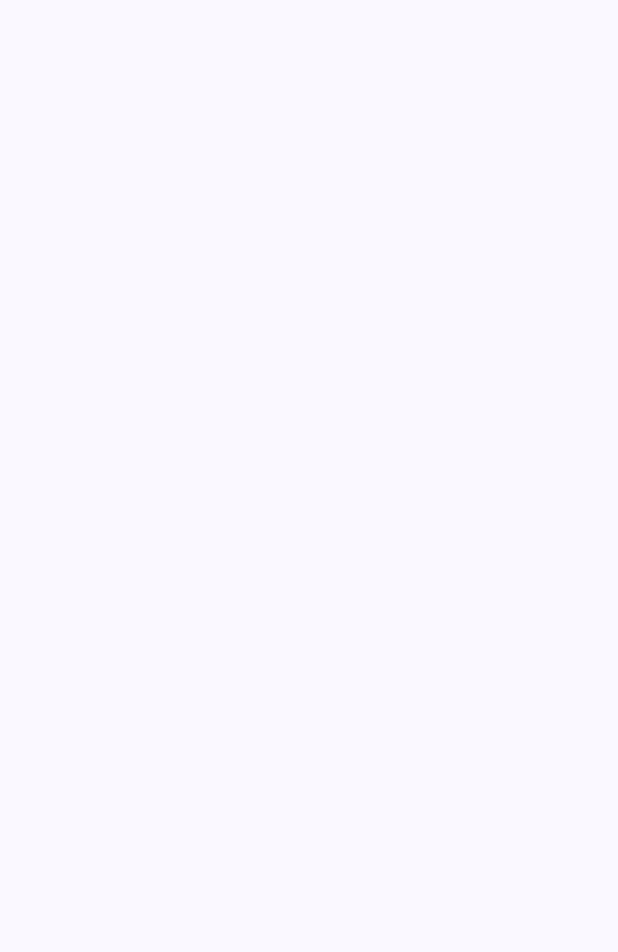
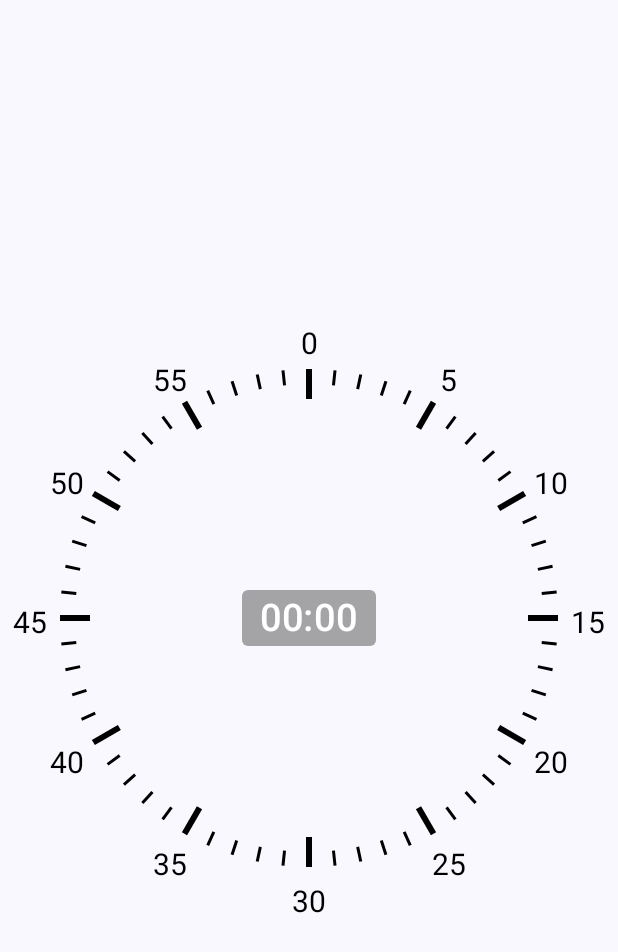
Before and after one commit to JGeun/TimeBuddy, an Android app built with Jetpack Compose: the screen it shows after launch (MainActivity), on a phone screen of 412 x 824 dp. Before the commit the part shown is empty. Shown: the top 952 px of the screen. Run offline under Robolectric (Android 15) with nearby library versions, the phone set to English and light mode, and no system bars.

Commit message:
Implement Clock Bg & rotate Arc with drag, tap

```diff
--- a/app/build.gradle.kts
+++ b/app/build.gradle.kts
@@ -56,6 +56,9 @@ dependencies {
 	implementation("androidx.compose.ui:ui-graphics")
 	implementation("androidx.compose.ui:ui-tooling-preview")
 	implementation("androidx.compose.material3:material3")
+	implementation("androidx.lifecycle:lifecycle-runtime-compose:2.6.0-beta01")
+	implementation("androidx.lifecycle:lifecycle-viewmodel-compose:2.5.1")
+
 	testImplementation("junit:junit:4.13.2")
 	androidTestImplementation("androidx.test.ext:junit:1.1.5")
 	androidTestImplementation("androidx.test.espresso:espresso-core:3.5.1")
--- /dev/null
+++ b/app/src/main/java/com/jgeun/timebuddy/model/ClockStyle.kt
@@ -0,0 +1,23 @@
+package com.jgeun.timebuddy.model
+
+import androidx.compose.ui.graphics.Color
+import androidx.compose.ui.unit.Dp
+import androidx.compose.ui.unit.dp
+
+data class ClockStyle(
+	val hourHandWidth: Dp = 5.dp, // 시침 두께
+	val minuteHandWidth: Dp = 5.dp, // 분침 두께
+	val secondHandWidth: Dp = 3.dp, // 초침 두께
+	val minuteHandLength: Dp = 120.dp, // 분침 길이
+	val secondHandLength: Dp = 120.dp, // 초침 길이
+	val textColor: Color = Color.Black, // 1~12 텍스트 색상
+	val textSize: Dp = 20.dp, // 1~12 텍스트 크기
+	val hourGradationWidth: Dp = 4.dp, // 시간 눈금 두께
+	val minuteGradationWidth: Dp = 2.dp, // 분 눈금 두께
+	val hourGradationColor: Color = Color.Black, // 시간 눈금 색상
+	val minuteGradationColor: Color = Color.Black, // 분 눈금 색상
+	val hourGradationLength: Dp = 20.dp, // 시간 눈금 길이
+	val minuteGradationLength: Dp = 10.dp, // 분 눈금 길이
+	val hourGradationTextLength: Dp = 20.dp, // 시간 눈금 길이
+	val minuteGradationTextLength: Dp = 10.dp, // 분 눈금 길이
+)
--- /dev/null
+++ b/app/src/main/java/com/jgeun/timebuddy/ui/ClockCanvas.kt
@@ -0,0 +1,93 @@
+package com.jgeun.timebuddy.ui
+
+import android.graphics.Paint
+import androidx.compose.foundation.Canvas
+import androidx.compose.runtime.Composable
+import androidx.compose.ui.Modifier
+import androidx.compose.ui.geometry.Offset
+import androidx.compose.ui.graphics.Color
+import androidx.compose.ui.graphics.nativeCanvas
+import androidx.compose.ui.graphics.toArgb
+import androidx.compose.ui.unit.Dp
+import com.jgeun.timebuddy.model.ClockStyle
+import kotlin.math.cos
+import kotlin.math.sin
+
+@Composable
+fun ClockCanvas(
+	modifier: Modifier,
+	clockStyle: ClockStyle,
+	addAngle: (Float) -> Unit,
+) {
+
+	Canvas(
+		modifier = modifier
+	) {
+		val radius: Float = size.minDimension / 2.0f // 원의 반지름
+
+		// 시계 눈금 그리기
+		val gradationCount = 60 // 시계눈금 갯수
+		repeat(gradationCount) { index ->
+			val angleInDegree = (index * 360 / gradationCount).toDouble()
+			val angleInRadian = Math.toRadians(angleInDegree)
+			addAngle(angleInDegree.toFloat())
+
+			val isHourGradation = index % 5 == 0
+			val length = if (isHourGradation) {
+				clockStyle.hourGradationLength.toPx()
+			} else {
+				clockStyle.minuteGradationLength.toPx()
+			}
+
+			val start = Offset(
+				x = (center.x + (radius - length) * cos(angleInRadian)).toFloat(),
+				y = (center.y + (radius - length) * sin(angleInRadian)).toFloat()
+			)
+			val end = Offset(
+				x = (center.x + radius * cos(angleInRadian)).toFloat(),
+				y = (center.y + radius * sin(angleInRadian)).toFloat()
+			)
+			val gradationColor: Color = if (isHourGradation) {
+				clockStyle.hourGradationColor
+			} else {
+				clockStyle.minuteGradationColor
+			}
+
+			val gradationWidth: Dp = if (isHourGradation) {
+				clockStyle.hourGradationWidth
+			} else {
+				clockStyle.minuteGradationWidth
+			}
+
+			drawLine(
+				color = gradationColor,
+				start = start,
+				end = end,
+				strokeWidth = gradationWidth.toPx()
+			)
+
+			drawContext.canvas.nativeCanvas.apply {
+				// 1~12시 텍스트 그리기
+				if (index % 5 == 0) {
+					val hourText = (index / 5 + 5 * 3) % 12 * 5
+
+					val textSize = clockStyle.textSize.toPx()
+					val textRadius = radius + textSize
+					val x = textRadius * cos(angleInRadian) + center.x
+					val y = textRadius * sin(angleInRadian) + center.y + textSize / 2f
+
+					drawText(
+						"$hourText",
+						x.toFloat(),
+						y.toFloat(),
+						Paint().apply {
+							this.color = clockStyle.textColor.toArgb()
+							this.textSize = textSize
+							this.textAlign = Paint.Align.CENTER
+						}
+					)
+				}
+			}
+		}
+	}
+}
--- /dev/null
+++ b/app/src/main/java/com/jgeun/timebuddy/ui/TimeType.kt
@@ -0,0 +1,5 @@
+package com.jgeun.timebuddy.ui
+
+enum class TimeType {
+	HOUR, MIN, SEC
+}
--- /dev/null
+++ b/app/src/main/java/com/jgeun/timebuddy/ui/TimerTimeView.kt
@@ -0,0 +1,35 @@
+package com.jgeun.timebuddy.ui
+
+import androidx.compose.foundation.background
+import androidx.compose.foundation.layout.Box
+import androidx.compose.foundation.layout.padding
+import androidx.compose.foundation.layout.wrapContentSize
+import androidx.compose.foundation.shape.RoundedCornerShape
+import androidx.compose.material3.Text
+import androidx.compose.runtime.Composable
+import androidx.compose.ui.Modifier
+import androidx.compose.ui.graphics.Color
+import androidx.compose.ui.text.font.FontWeight
+import androidx.compose.ui.unit.dp
+import androidx.compose.ui.unit.sp
+
+@Composable
+fun TimerTimeView(
+	timerStr: String
+) {
+	Box(
+		modifier = Modifier.wrapContentSize()
+			.background(color = Color(0xA6777777), shape = RoundedCornerShape(4.dp))
+	) {
+		Text(
+			modifier = Modifier
+				.padding(horizontal = 12.dp, vertical = 4.dp),
+			text = timerStr,
+			fontSize = 25.sp,
+			color = Color.White,
+			fontWeight = FontWeight(500)
+		)
+	}
+
+
+}
--- a/app/src/main/java/com/jgeun/timebuddy/ui/TimerView.kt
+++ b/app/src/main/java/com/jgeun/timebuddy/ui/TimerView.kt
@@ -1,73 +1,58 @@
 package com.jgeun.timebuddy.ui
 
-import androidx.compose.foundation.Canvas
-import androidx.compose.foundation.gestures.detectDragGestures
 import androidx.compose.foundation.layout.Box
 import androidx.compose.foundation.layout.fillMaxSize
 import androidx.compose.foundation.layout.padding
 import androidx.compose.material3.Surface
 import androidx.compose.runtime.Composable
 import androidx.compose.runtime.getValue
-import androidx.compose.runtime.mutableStateOf
-import androidx.compose.runtime.remember
-import androidx.compose.runtime.setValue
 import androidx.compose.ui.Alignment
 import androidx.compose.ui.Modifier
-import androidx.compose.ui.geometry.Offset
-import androidx.compose.ui.geometry.Size
 import androidx.compose.ui.graphics.Color
-import androidx.compose.ui.graphics.drawscope.Fill
-import androidx.compose.ui.input.pointer.pointerInput
-import androidx.compose.ui.layout.onGloballyPositioned
 import androidx.compose.ui.tooling.preview.Preview
 import androidx.compose.ui.unit.dp
+import androidx.lifecycle.compose.collectAsStateWithLifecycle
+import androidx.lifecycle.viewmodel.compose.viewModel
+import com.jgeun.timebuddy.model.ClockStyle
+
 
 @Composable
-fun TimerView() {
+fun TimerView(
+	clockStyle: ClockStyle = ClockStyle(),
+	viewModel: TimerViewModel = viewModel()
+) {
+
+	val myAngle by viewModel.myAngle.collectAsStateWithLifecycle()
+
 	Box(
-		modifier = Modifier.fillMaxSize(),
+		modifier = Modifier
+			.fillMaxSize(),
 		contentAlignment = Alignment.Center,
 	) {
 
-		var arcSize by remember { mutableStateOf(0f) }
-		var maxWidth by remember { mutableStateOf(0f) }
-		var maxHeight by remember { mutableStateOf(0f) }
+		ClockCanvas(
+			modifier = Modifier
+				.padding(40.dp)
+				.fillMaxSize(),
+			clockStyle = clockStyle,
+			addAngle = { angle ->
+				viewModel.addMinuteAngle(angle)
+			}
+		)
 
-		var topLeftX by remember { mutableStateOf(0f) }
-		var topLeftY by remember { mutableStateOf(0f) }
+		UserClockCanvas(
+			modifier = Modifier
+				.padding(50.dp)
+				.fillMaxSize(),
+			angle = myAngle,
+			setAngle = { angle ->
+				viewModel.setAngle(angle)
+			}
+		)
 
-		val startAngle by remember { mutableStateOf(-90f) }
-		var sweepAngle by remember { mutableStateOf(0f) }
-
-		Canvas(
-			modifier = Modifier
-				.fillMaxSize()
-				.padding(20.dp)
-				.pointerInput(Unit) {
-					detectDragGestures { _, dragAmount ->
-						sweepAngle += (dragAmount.x / 10)
-					}
-				}
-				.onGloballyPositioned { layoutCoordinates ->
-					maxWidth = layoutCoordinates.size.width.toFloat()
-					maxHeight = layoutCoordinates.size.height.toFloat()
-					arcSize = maxWidth.coerceAtMost(maxHeight)
-					topLeftX = (maxWidth/2).minus(arcSize/2)
-					topLeftY = (maxHeight/2).minus(arcSize/2)
-				},
-		) {
-
-			drawArc(
-				color = Color.Green,
-				startAngle = startAngle,
-				sweepAngle = sweepAngle,
-				topLeft = Offset(topLeftX, topLeftY),
-				size = Size(arcSize, arcSize),
-				useCenter = true,
-				style = Fill,
-				alpha = 1f
-			)
-		}
+		TimerTimeView(
+			viewModel.getTimerStr(myAngle, TimeType.MIN)
+		)
 	}
 }
 
--- /dev/null
+++ b/app/src/main/java/com/jgeun/timebuddy/ui/TimerViewModel.kt
@@ -0,0 +1,44 @@
+package com.jgeun.timebuddy.ui
+
+import androidx.lifecycle.ViewModel
+import kotlinx.coroutines.flow.MutableStateFlow
+import kotlinx.coroutines.flow.asStateFlow
+
+class TimerViewModel : ViewModel() {
+
+	private val _myAngle = MutableStateFlow(0f)
+	val myAngle = _myAngle.asStateFlow()
+	private val minuteAngle = mutableListOf<Float>(360f)
+
+	fun addMinuteAngle(angle: Float) {
+		minuteAngle.add(angle)
+	}
+
+	fun setAngle(angle: Float) {
+		val closestGreaterAngle = minuteAngle.filter { it > angle }.minOrNull()
+		val closestSmallerAngle = minuteAngle.filter { it < angle }.maxOrNull()
+
+		_myAngle.value = when {
+			closestGreaterAngle != null && closestSmallerAngle != null -> {
+				if ((closestGreaterAngle - angle) < (angle - closestSmallerAngle)) {
+					closestGreaterAngle
+				} else {
+					closestSmallerAngle
+				}
+			}
+
+			closestGreaterAngle != null -> closestGreaterAngle
+			closestSmallerAngle != null -> closestSmallerAngle
+			else -> 0f
+		}
+	}
+
+	fun getTimerStr(angle: Float, type: TimeType): String {
+		val unit = when (minuteAngle.indexOf(angle)) {
+			-1 -> 0
+			0 -> 60
+			else -> minuteAngle.indexOf(angle) - 1
+		}
+		return "$unit:00".padStart(5, '0')
+	}
+}
--- /dev/null
+++ b/app/src/main/java/com/jgeun/timebuddy/ui/UserClockCanvas.kt
@@ -0,0 +1,96 @@
+package com.jgeun.timebuddy.ui
+
+import androidx.compose.foundation.Canvas
+import androidx.compose.foundation.gestures.detectDragGestures
+import androidx.compose.foundation.gestures.detectTapGestures
+import androidx.compose.runtime.Composable
+import androidx.compose.runtime.getValue
+import androidx.compose.runtime.mutableStateOf
+import androidx.compose.runtime.remember
+import androidx.compose.runtime.setValue
+import androidx.compose.ui.Modifier
+import androidx.compose.ui.geometry.Offset
+import androidx.compose.ui.geometry.Size
+import androidx.compose.ui.graphics.Color
+import androidx.compose.ui.graphics.drawscope.Fill
+import androidx.compose.ui.input.pointer.pointerInput
+import kotlin.math.atan2
+
+@Composable
+fun UserClockCanvas(
+	modifier: Modifier = Modifier,
+	angle: Float,
+	setAngle: (Float) -> Unit
+) {
+
+	val startAngle by remember { mutableStateOf(-90f) }
+
+	var topLeftX by remember { mutableStateOf(0f) }
+	var topLeftY by remember { mutableStateOf(0f) }
+
+	var topMidX by remember { mutableStateOf(0f) }
+	var topMidY by remember { mutableStateOf(0f) }
+
+	val offsetX by remember { mutableStateOf(0f) }
+	val offsetY by remember { mutableStateOf(0f) }
+
+	var arcSize by remember { mutableStateOf(0f) }
+	var maxWidth by remember { mutableStateOf(0f) }
+	var maxHeight by remember { mutableStateOf(0f) }
+
+	Canvas(
+		modifier = modifier
+			.pointerInput(Unit) {
+				detectTapGestures {
+					val sweepAngle = calculateAngle(maxWidth / 2, maxHeight / 2, topMidX, topMidY, it.x, it.y)
+					setAngle(sweepAngle)
+				}
+			}
+			.pointerInput(Unit) {
+				detectDragGestures { change, _ ->
+					val screenX = change.position.x + offsetX
+					val screenY = change.position.y + offsetY
+
+					val sweepAngle = calculateAngle(maxWidth / 2, maxHeight / 2, topMidX, topMidY, screenX, screenY)
+					setAngle(sweepAngle)
+
+				}
+			}
+	) {
+		maxWidth = size.width
+		maxHeight = size.height
+		arcSize = maxWidth.coerceAtMost(maxHeight)
+		topLeftX = (maxWidth / 2).minus(arcSize / 2)
+		topLeftY = (maxHeight / 2).minus(arcSize / 2)
+		topMidX = (maxWidth / 2)
+		topMidY = (maxHeight / 2).minus(arcSize / 2)
+
+		drawArc(
+			color = Color.Red,
+			startAngle = startAngle,
+			sweepAngle = angle,
+			topLeft = Offset(topLeftX, topLeftY),
+			size = Size(arcSize, arcSize),
+			useCenter = true,
+			style = Fill,
+			alpha = 1f,
+		)
+	}
+}
+
+private fun calculateAngle(centerX: Float, centerY: Float, x1: Float, y1: Float, x2: Float, y2: Float): Float {
+	val deltaY1 = centerY - y1
+	val deltaX1 = centerX - x1
+	val deltaY2 = centerY - y2
+	val deltaX2 = centerX - x2
+
+	val angle1 = atan2(deltaY1.toDouble(), deltaX1.toDouble())
+	val angle2 = atan2(deltaY2.toDouble(), deltaX2.toDouble())
+
+	var angle = Math.toDegrees(angle2 - angle1).toFloat()
+	if (angle < 0) {
+		angle += 361f
+	}
+
+	return angle
+}
```
